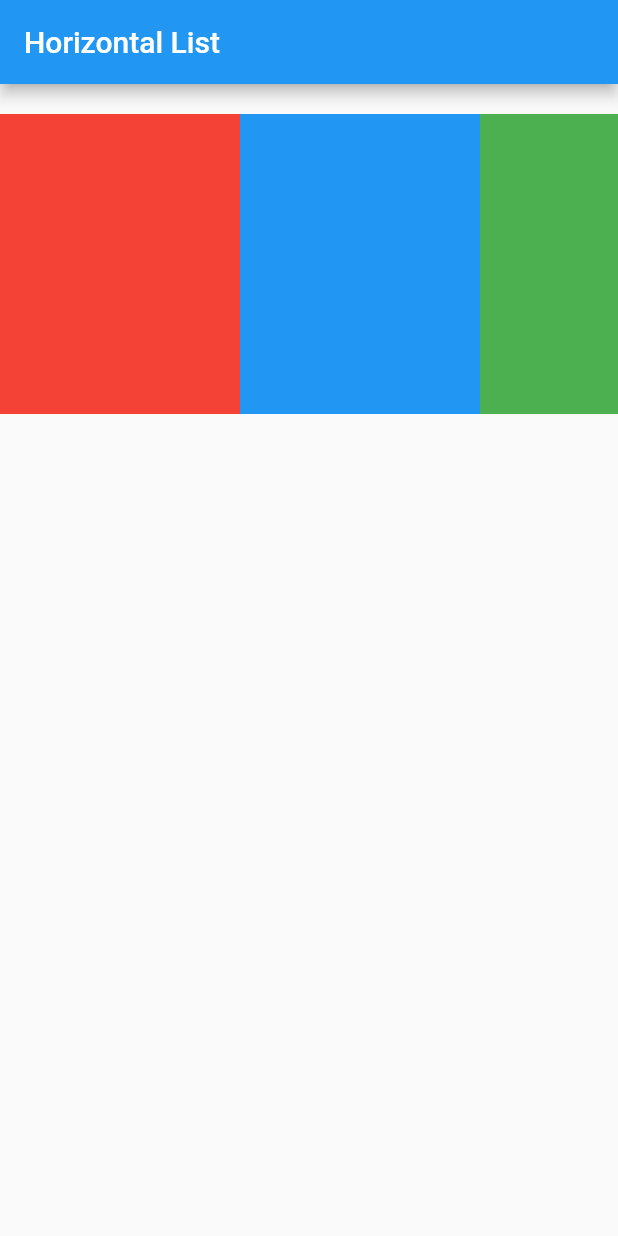
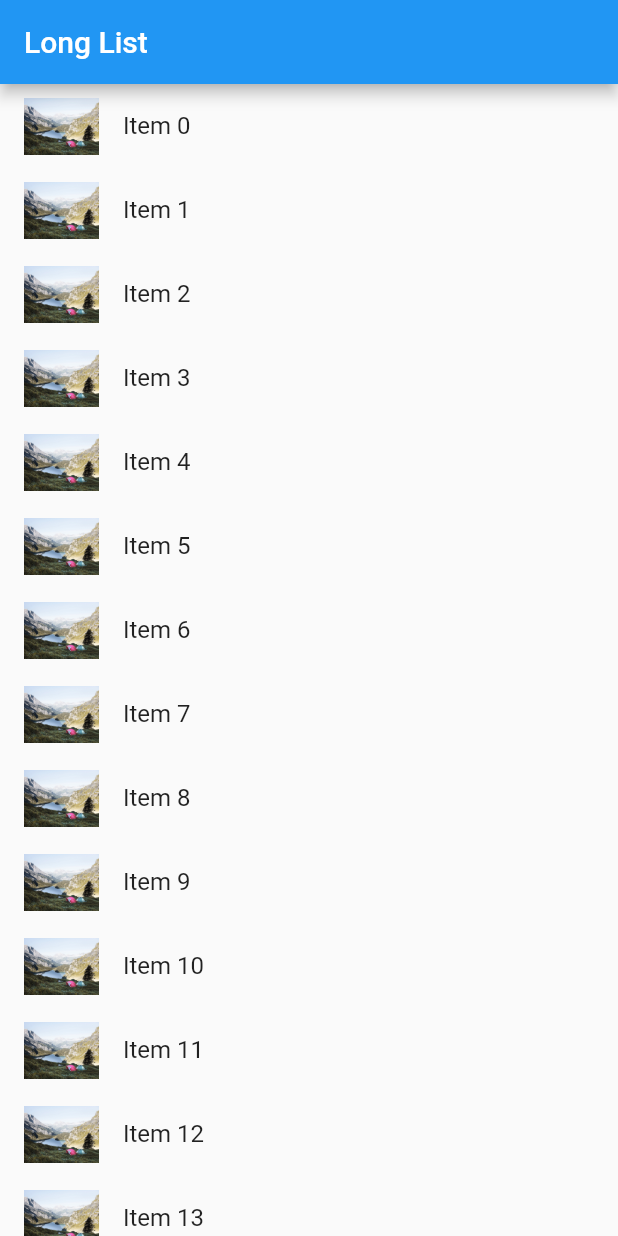
Before and after one commit to shenglinFL/FlutterDraft, a Flutter app: the screen it shows after launch, on a phone screen of 412 x 824 dp. Run offline on Flutter 3.47's test engine with Material 2 defaults, Android fonts, the phone set to English and light mode, and no system bars.

Commit message:
[使用长列表](https://flutterchina.club/cookbook/lists/long-lists/)

```diff
--- a/lib/main.dart
+++ b/lib/main.dart
@@ -1,11 +1,20 @@
+import 'package:flutter/foundation.dart';
 import 'package:flutter/material.dart';
 
-void main() => runApp(new MyApp());
+void main() {
+  runApp(new MyApp(
+    items: new List<String>.generate(10000, (i) => "Item $i"),
+  ));
+}
 
 class MyApp extends StatelessWidget {
+  final List<String> items;
+
+  MyApp({Key key, @required this.items}) : super(key: key);
+
   @override
   Widget build(BuildContext context) {
-    final title = 'Horizontal List';
+    final title = 'Long List';
 
     return new MaterialApp(
       title: title,
@@ -13,34 +22,18 @@ class MyApp extends StatelessWidget {
         appBar: new AppBar(
           title: new Text(title),
         ),
-        body: new Container(
-          margin: new EdgeInsets.symmetric(vertical: 20.0),
-          height: 200.0,
-          child: new ListView(
-            scrollDirection: Axis.horizontal,
-            children: <Widget>[
-              new Container(
-                width: 160.0,
-                color: Colors.red,
+        body: new ListView.builder(
+          itemCount: items.length,
+          itemBuilder: (context, index) {
+            return new ListTile(
+              leading: new Container(
+                width: 50.0,
+                height: 50.0,
+                child: new Image.asset('images/lake.jpg'),
               ),
-              new Container(
-                width: 160.0,
-                color: Colors.blue,
-              ),
-              new Container(
-                width: 160.0,
-                color: Colors.green,
-              ),
-              new Container(
-                width: 160.0,
-                color: Colors.yellow,
-              ),
-              new Container(
-                width: 160.0,
-                color: Colors.orange,
-              ),
-            ],
-          ),
+              title: new Text('${items[index]}'),
+            );
+          },
         ),
       ),
     );
```
